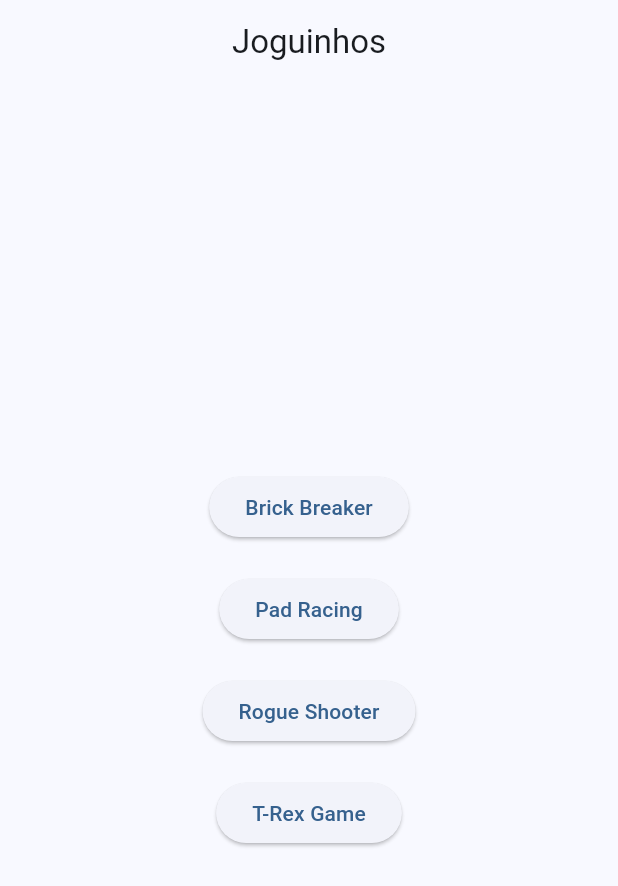
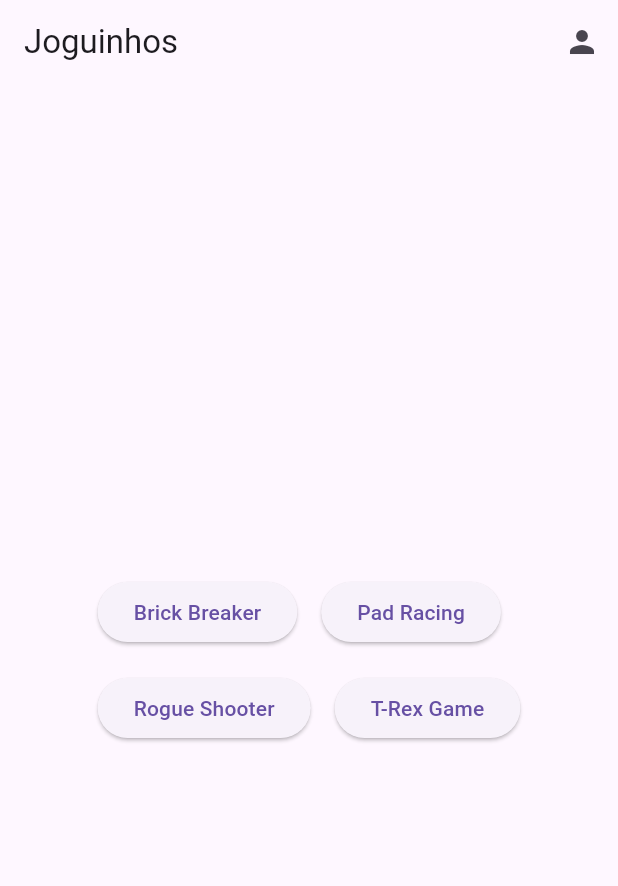
Before and after one commit to frqnk/DSM.PI.4, a Flutter app: the screen it shows after launch, on a phone screen of 412 x 824 dp. Shown: the top 886 px of the screen. Run offline on Flutter 3.47's test engine with Material 3 defaults, Android fonts, the phone set to English and light mode, and no system bars; our stand-ins replace flutter_animate, google_fonts; missing offline and left inert: flame, flame_forge2d.

Commit message:
ajustes na tela inicial

```diff
--- a/joguinhos/lib/main.dart
+++ b/joguinhos/lib/main.dart
@@ -6,90 +6,57 @@ import 'rogue_shooter/rogue_shooter_widget.dart';
 import 'trex/trex_widget.dart';
 
 void main() {
-  runApp(const MyApp());
+  runApp(const Joguinhos());
 }
 
-class MyApp extends StatelessWidget {
-  const MyApp({super.key});
+class Joguinhos extends StatelessWidget {
+  const Joguinhos({super.key});
 
   @override
   Widget build(BuildContext context) {
-    return MaterialApp(
+    return const MaterialApp(
       title: 'Joguinhos',
-      theme: ThemeData(
-        colorScheme: ColorScheme.fromSeed(
-          seedColor: Colors.blue,
-          brightness: View.of(context).platformDispatcher.platformBrightness,
-        ),
-      ),
-      home: const GameMenu(),
+      home: Home(),
     );
   }
 }
 
-class GameMenu extends StatelessWidget {
-  const GameMenu({super.key});
+class Home extends StatelessWidget {
+  const Home({super.key});
 
   @override
   Widget build(BuildContext context) {
     return Scaffold(
       appBar: AppBar(
-        title: const Center(
-          child: Text('Joguinhos'),
+        title: const Text('Joguinhos'),
+        actions: [
+            IconButton(
+              icon: const Icon(Icons.person),
+              tooltip: 'Perfil',
+              onPressed: () {},
+            ),
+          ],
         ),
-      ),
       body: Center(
-        child: Column(
-          mainAxisAlignment: MainAxisAlignment.center,
+        child: Wrap(
           children: <Widget>[
-            Padding(
-              padding: const EdgeInsets.all(10),
+            ...[
+              {'title': 'Brick Breaker', 'widget': const brick_breaker.GameApp()},
+              {'title': 'Pad Racing', 'widget': const PadracingWidget()},
+              {'title': 'Rogue Shooter', 'widget': const RogueShooterWidget()},
+              {'title': 'T-Rex Game', 'widget': const TRexWidget()},
+            ].map((game) => Padding(
+              padding: const EdgeInsets.all(8.0),
               child: ElevatedButton(
+                child: Text(game['title'] as String),
                 onPressed: () {
                   Navigator.push(
                     context,
-                    MaterialPageRoute(builder: (context) => const brick_breaker.GameApp()),
+                    MaterialPageRoute(builder: (context) => game['widget'] as Widget),
                   );
                 },
-                child: const Text('Brick Breaker'),
               ),
-            ),
-            Padding(
-              padding: const EdgeInsets.all(10),
-              child: ElevatedButton(
-                onPressed: () {
-                  Navigator.push(
-                    context,
-                    MaterialPageRoute(builder: (context) => const PadracingWidget()),
-                  );
-                },
-                child: const Text('Pad Racing'),
-              ),
-            ),
-            Padding(
-              padding: const EdgeInsets.all(10),
-              child: ElevatedButton(
-                onPressed: () {
-                  Navigator.push(
-                    context,
-                    MaterialPageRoute(builder: (context) => const RogueShooterWidget()),
-                  );
-                },
-                child: const Text('Rogue Shooter'),
-              ),
-            ),
-            Padding(
-              padding: const EdgeInsets.all(10),
-              child: ElevatedButton(
-                onPressed: () {
-                  Navigator.push(
-                    context,
-                    MaterialPageRoute(builder: (context) => const TRexWidget()),
-                  );
-                },
-                child: const Text('T-Rex Game'),
-              ),
-            ),
+            )),
           ],
         ),
       ),
```
